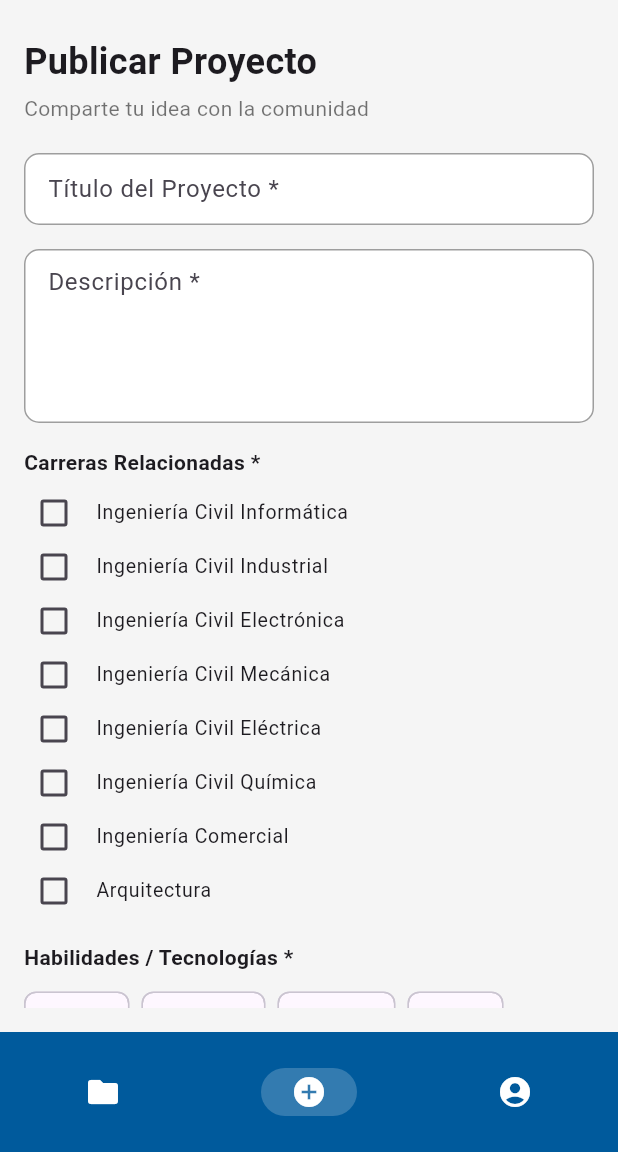
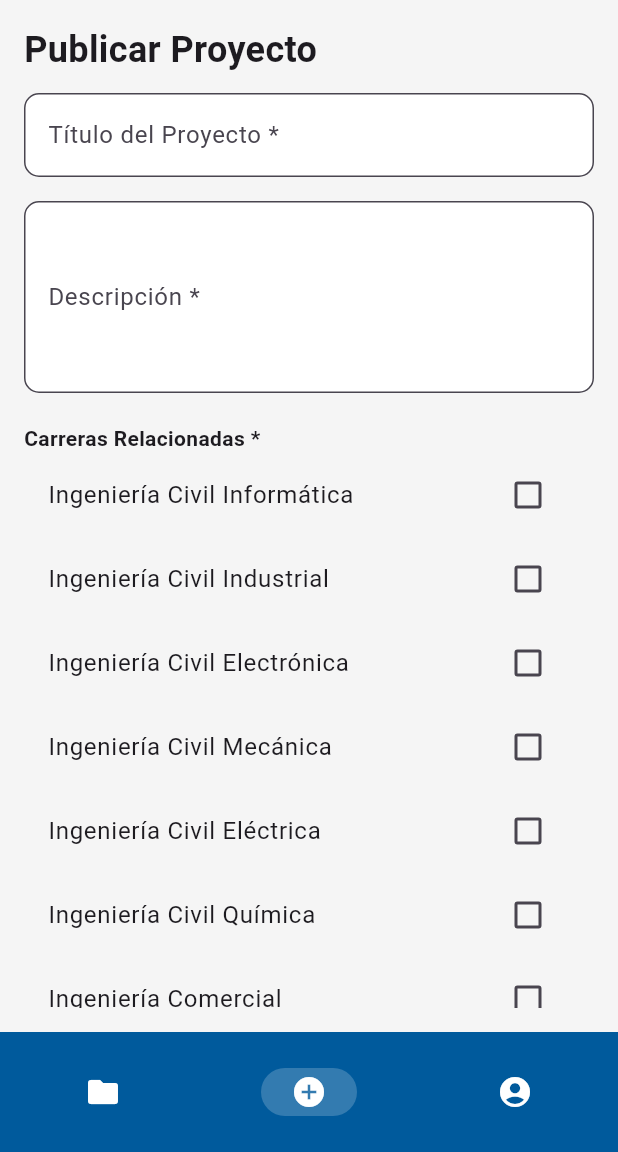
Before and after one commit to bbliin/USMConnect, a Flutter app: the TabsPage screen opened directly, item 2 of the bottom bar chosen, on a phone screen of 412 x 824 dp, the part 84-1236 px from its top. Run offline on Flutter 3.47's test engine with Material 3 defaults, Android fonts, the phone set to English and light mode, and no system bars; our stand-ins replace cloud_firestore, firebase_auth, firebase_core, shared_preferences; accounts and stored records are empty.

Commit message:
retoques de agregar proyectos

```diff
--- a/lib/pages/tab_agregar_proyecto.dart
+++ b/lib/pages/tab_agregar_proyecto.dart
@@ -5,6 +5,7 @@ import 'package:firebase_auth/firebase_auth.dart';
 class TabAgregarProyecto extends StatefulWidget {
   final String? proyectoId;
   final Map<String, dynamic>? dataInicial;
+
   const TabAgregarProyecto({super.key, this.proyectoId, this.dataInicial});
 
   @override
@@ -12,11 +13,15 @@ class TabAgregarProyecto extends StatefulWidget {
 }
 
 class _TabAgregarProyectoState extends State<TabAgregarProyecto> {
+  final _formKey = GlobalKey<FormState>();
 
-  final _formKey = GlobalKey<FormState>();
+  // controladores para los campos de texto
   final TextEditingController _nombreController = TextEditingController();
   final TextEditingController _descripcionController = TextEditingController();
   final TextEditingController _responsableController = TextEditingController();
+  final TextEditingController _habilidadPersonalizadaController = TextEditingController();
+
+  // donde guardo lo que el usuario elige
   final Set<String> _selectedCarreras = {};
   final Set<String> _selectedHabilidades = {};
 
@@ -24,6 +29,7 @@ class _TabAgregarProyectoState extends State<TabAgregarProyecto> {
   bool _habilidadesError = false;
   bool _isLoading = false;
 
+  // opciones disponibles
   final List<String> _carreras = [
     'Ingeniería Civil Informática',
     'Ingeniería Civil Industrial',
@@ -35,6 +41,7 @@ class _TabAgregarProyectoState extends State<TabAgregarProyecto> {
     'Arquitectura',
   ];
 
+  // habilidades base
   final List<String> _habilidades = [
     'React',
     'Node.js',
@@ -54,26 +61,39 @@ class _TabAgregarProyectoState extends State<TabAgregarProyecto> {
     'DevOps',
   ];
 
-    @override
+  @override
   void initState() {
     super.initState();
-    // Si traemos datos (modo editar), rellenamos los campos
+
+    // si estamos editando, rellenamos todo con lo que ya estaba guardado
     if (widget.dataInicial != null) {
       _nombreController.text = widget.dataInicial!['nombre'] ?? '';
       _descripcionController.text = widget.dataInicial!['descripcion'] ?? '';
 
-      // Rellenar las listas (Carreras y Habilidades)
       if (widget.dataInicial!['carreras_relacionadas'] != null) {
-        _selectedCarreras.addAll(List<String>.from(widget.dataInicial!['carreras_relacionadas']));
+        _selectedCarreras.addAll(
+          List<String>.from(widget.dataInicial!['carreras_relacionadas']),
+        );
       }
+
       if (widget.dataInicial!['habilidades'] != null) {
-        _selectedHabilidades.addAll(List<String>.from(widget.dataInicial!['habilidades']));
+        _selectedHabilidades.addAll(
+          List<String>.from(widget.dataInicial!['habilidades']),
+        );
+
+        // si habian habilidades personalizadas guardadas, las agregamos a la lista
+        for (final hab in _selectedHabilidades) {
+          if (!_habilidades.contains(hab)) _habilidades.add(hab);
+        }
       }
     }
   }
+
+  // función principal para guardar el proyecto
   Future<void> _agregarProyecto() async {
     final isValid = _formKey.currentState!.validate();
 
+    // reviso si eligio al menos una carrera y una habilidad
     setState(() {
       _carrerasError = _selectedCarreras.isEmpty;
       _habilidadesError = _selectedHabilidades.isEmpty;
@@ -85,257 +105,181 @@ class _TabAgregarProyectoState extends State<TabAgregarProyecto> {
 
     try {
       final user = FirebaseAuth.instance.currentUser;
+
+      // aqui preparo lo que voy a guardar
       final datos = {
         'nombre': _nombreController.text.trim(),
         'descripcion': _descripcionController.text.trim(),
         'responsable': user?.email ?? 'desconocido',
         'carreras_relacionadas': _selectedCarreras.toList(),
         'habilidades': _selectedHabilidades.toList(),
-        // Solo ponemos fecha si es nuevo
         if (widget.proyectoId == null) 'fecha_creacion': Timestamp.now(),
       };
 
+      // si no hay id → es nuevo, si hay → editar
       if (widget.proyectoId == null) {
-        // MODO CREAR
         await FirebaseFirestore.instance.collection('projects').add(datos);
 
-        // Limpiamos solo si estamos creando
         _nombreController.clear();
         _descripcionController.clear();
         _selectedCarreras.clear();
         _selectedHabilidades.clear();
+        _habilidadPersonalizadaController.clear();
 
         if (!mounted) return;
-        ScaffoldMessenger.of(context).showSnackBar(const SnackBar(content: Text('Proyecto agregado')));
+        ScaffoldMessenger.of(context).showSnackBar(
+          const SnackBar(content: Text('Proyecto agregado')),
+        );
       } else {
-        // MODO EDITAR
         await FirebaseFirestore.instance
             .collection('projects')
             .doc(widget.proyectoId)
             .update(datos);
 
         if (!mounted) return;
-        ScaffoldMessenger.of(context).showSnackBar(const SnackBar(content: Text('Proyecto actualizado')));
+        ScaffoldMessenger.of(context).showSnackBar(
+          const SnackBar(content: Text('Proyecto actualizado')),
+        );
         Navigator.pop(context);
       }
-    }
-     catch (e) {
+    } catch (e) {
+      // si pasa algo, aviso con un mensaje
       if (!mounted) return;
       ScaffoldMessenger.of(context).showSnackBar(
-        SnackBar(content: Text('Error al agregar: $e')),
+        SnackBar(content: Text('Error: $e')),
       );
     } finally {
       setState(() => _isLoading = false);
     }
   }
 
+  // funcion para agregar habilidades nuevas
+  void _agregarHabilidadPersonalizada() {
+    final texto = _habilidadPersonalizadaController.text.trim();
+    if (texto.isEmpty) return;
 
-  InputDecoration _inputDecoration({
-    required String label,
-    String? hint,
-  }) {
+    setState(() {
+      if (!_habilidades.contains(texto)) _habilidades.add(texto);
+      _selectedHabilidades.add(texto);
+      _habilidadPersonalizadaController.clear();
+      _habilidadesError = false;
+    });
+  }
+
+  // estilo visual base para campos de texto
+  InputDecoration _inputDecoration({required String label, String? hint}) {
     return InputDecoration(
       labelText: label,
       hintText: hint,
-      alignLabelWithHint: true,
       filled: true,
       fillColor: Colors.white,
-      border: OutlineInputBorder(
-        borderRadius: BorderRadius.circular(10),
-      ),
-      enabledBorder: OutlineInputBorder(
-        borderRadius: BorderRadius.circular(10),
-        borderSide: const BorderSide(color: Colors.grey),
-      ),
-      focusedBorder: OutlineInputBorder(
-        borderRadius: BorderRadius.circular(10),
-        borderSide: const BorderSide(color: Color(0xFF005A9C), width: 2),
-      ),
-      contentPadding: const EdgeInsets.symmetric(horizontal: 12, vertical: 10),
+      border: OutlineInputBorder(borderRadius: BorderRadius.circular(10)),
     );
   }
-
 
   @override
   Widget build(BuildContext context) {
     return Container(
       color: const Color(0xFFF5F5F5),
       child: Padding(
-        padding: const EdgeInsets.all(16.0),
+        padding: const EdgeInsets.all(16),
         child: Form(
           key: _formKey,
           child: ListView(
             children: [
+              const Text('Publicar Proyecto', style: TextStyle(fontSize: 24, fontWeight: FontWeight.bold)),
+              const SizedBox(height: 12),
 
-              const SizedBox(height: 8),
-
-              const Text(
-                'Publicar Proyecto',
-                style: TextStyle(
-                  fontSize: 24,
-                  fontWeight: FontWeight.bold,
-                ),
-              ),
-
-              const SizedBox(height: 4),
-
-              const Text(
-                'Comparte tu idea con la comunidad',
-                style: TextStyle(
-                  fontSize: 14,
-                  color: Colors.black54,
-                ),
-              ),
-
-              const SizedBox(height: 20),
-
+              // campos de texto
               TextFormField(
                 controller: _nombreController,
-                decoration: _inputDecoration(
-                  label: 'Título del Proyecto *',
-                ),
-                validator: (value) => value == null || value.isEmpty
-                    ? 'Ingrese un título para el proyecto'
-                    : null,
+                decoration: _inputDecoration(label: 'Título del Proyecto *'),
+                validator: (value) => value!.isEmpty ? 'Ingresa un título' : null,
               ),
               const SizedBox(height: 16),
 
               TextFormField(
                 controller: _descripcionController,
                 maxLines: 4,
-                decoration: _inputDecoration(
-                  label: 'Descripción *',
-                ),
-                validator: (value) => value == null || value.isEmpty
-                    ? 'Ingrese una descripción'
-                    : null,
+                decoration: _inputDecoration(label: 'Descripción *'),
+                validator: (value) => value!.isEmpty ? 'Ingresa una descripción' : null,
               ),
+              const SizedBox(height: 20),
 
-              const SizedBox(height: 16),
-
-              const Text(
-                'Carreras Relacionadas *',
-                style: TextStyle(
-                  fontSize: 14,
-                  fontWeight: FontWeight.bold,
-                ),
-              ),
-
-              const SizedBox(height: 6),
-
+              // carreras (checkbox)
+              const Text('Carreras Relacionadas *', style: TextStyle(fontWeight: FontWeight.bold)),
               Column(
-                children: _carreras.map((carrera) {
-                  final selected = _selectedCarreras.contains(carrera);
+                children: _carreras.map((c) {
                   return CheckboxListTile(
-                    value: selected,
+                    value: _selectedCarreras.contains(c),
                     onChanged: (value) {
                       setState(() {
-                        if (value == true) {
-                          _selectedCarreras.add(carrera);
-                        } else {
-                          _selectedCarreras.remove(carrera);
-                        }
+                        value == true ? _selectedCarreras.add(c) : _selectedCarreras.remove(c);
                         _carrerasError = false;
                       });
                     },
-                    dense: true,
-                    visualDensity:
-                        const VisualDensity(horizontal: -4, vertical: -4),
-                    contentPadding: EdgeInsets.zero,
-                    title: Text(
-                      carrera,
-                      style: const TextStyle(fontSize: 13),
-                    ),
-                    controlAffinity: ListTileControlAffinity.leading,
+                    title: Text(c),
                   );
                 }).toList(),
               ),
+              if (_carrerasError)
+                const Text('Selecciona al menos una', style: TextStyle(color: Colors.red, fontSize: 12)),
 
-              if (_carrerasError)
-                const Padding(
-                  padding: EdgeInsets.only(top: 4.0),
-                  child: Text(
-                    'Selecciona al menos una carrera',
-                    style: TextStyle(color: Colors.red, fontSize: 12),
-                  ),
-                ),
+              const SizedBox(height: 20),
 
-              const SizedBox(height: 16),
-
-              const Text(
-                'Habilidades / Tecnologías *',
-                style: TextStyle(
-                  fontSize: 14,
-                  fontWeight: FontWeight.bold,
-                ),
-              ),
-
-              const SizedBox(height: 8),
-
+              // habilidades (chips)
+              const Text('Habilidades / Tecnologías *', style: TextStyle(fontWeight: FontWeight.bold)),
               Wrap(
                 spacing: 8,
-                runSpacing: 8,
-                children: _habilidades.map((hab) {
-                  final selected = _selectedHabilidades.contains(hab);
+                children: _habilidades.map((h) {
                   return FilterChip(
-                    label: Text(hab),
-                    selected: selected,
+                    label: Text(h),
+                    selected: _selectedHabilidades.contains(h),
                     onSelected: (value) {
                       setState(() {
-                        if (value) {
-                          _selectedHabilidades.add(hab);
-                        } else {
-                          _selectedHabilidades.remove(hab);
-                        }
+                        value ? _selectedHabilidades.add(h) : _selectedHabilidades.remove(h);
                         _habilidadesError = false;
                       });
                     },
-                    showCheckmark: false,
                   );
                 }).toList(),
               ),
+              if (_habilidadesError)
+                const Text('Selecciona al menos una', style: TextStyle(color: Colors.red, fontSize: 12)),
 
-              if (_habilidadesError)
-                const Padding(
-                  padding: EdgeInsets.only(top: 4.0),
-                  child: Text(
-                    'Selecciona al menos una habilidad',
-                    style: TextStyle(color: Colors.red, fontSize: 12),
-                  ),
-                ),
+              const SizedBox(height: 10),
 
-              const SizedBox(height: 24),
-
-              SizedBox(
-                width: double.infinity,
-                child: ElevatedButton.icon(
-                  style: ElevatedButton.styleFrom(
-                    backgroundColor: const Color(0xFF005A9C),
-                    padding: const EdgeInsets.symmetric(vertical: 14),
-                    shape: RoundedRectangleBorder(
-                      borderRadius: BorderRadius.circular(30),
+              // input para agregar habilidad nueva
+              Row(
+                children: [
+                  Expanded(
+                    child: TextField(
+                      controller: _habilidadPersonalizadaController,
+                      decoration: const InputDecoration(
+                        hintText: 'Agregar habilidad personalizada',
+                        filled: true,
+                      ),
                     ),
                   ),
-                  onPressed: _isLoading ? null : _agregarProyecto,
-                  icon: _isLoading
-                      ? const SizedBox(
-                          width: 20,
-                          height: 20,
-                          child: CircularProgressIndicator(
-                            color: Colors.white,
-                            strokeWidth: 2,
-                          ),
-                        )
-                      : const Icon(Icons.send, color: Colors.white),
-                  label: Text(
-                    _isLoading ? 'Publicando...' : 'Publicar proyecto',
-                    style: const TextStyle(
-                      color: Colors.white,
-                      fontSize: 16,
-                    ),
-                  ),
-                ),
+                  const SizedBox(width: 8),
+                  ElevatedButton(
+                    onPressed: _agregarHabilidadPersonalizada,
+                    child: const Text('Agregar'),
+                  )
+                ],
               ),
+
+              const SizedBox(height: 30),
+
+              // botón final
+              ElevatedButton.icon(
+                onPressed: _isLoading ? null : _agregarProyecto,
+                icon: _isLoading
+                    ? const SizedBox(width: 18, height: 18, child: CircularProgressIndicator(color: Colors.white, strokeWidth: 2))
+                    : const Icon(Icons.send),
+                label: Text(_isLoading ? 'Guardando...' : 'Publicar Proyecto'),
+                style: ElevatedButton.styleFrom(minimumSize: const Size(double.infinity, 45)),
+              )
             ],
           ),
         ),
@@ -348,6 +292,7 @@ class _TabAgregarProyectoState extends State<TabAgregarProyecto> {
     _nombreController.dispose();
     _descripcionController.dispose();
     _responsableController.dispose();
+    _habilidadPersonalizadaController.dispose();
     super.dispose();
   }
 }
```
Also changed, not shown: 1 other file.
